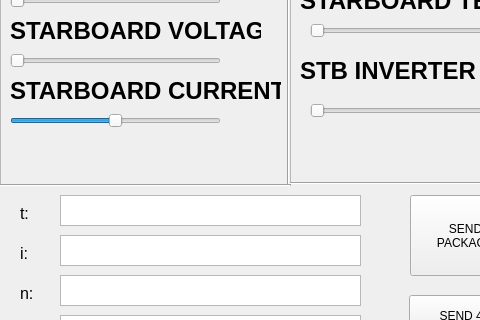
JakobGerjolj/Riverdi7TesterGUI, file mainwindow.ui: the form before one commit; both pictures show x 0 to 480 and y 375 to 695 of the 1200 by 1000 pixel window.
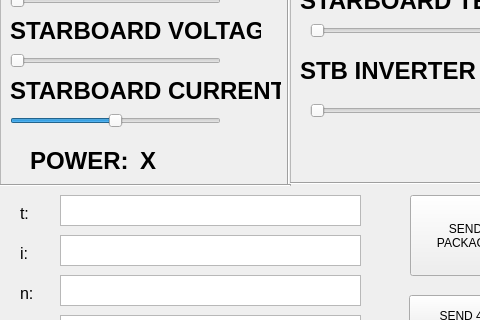
The form after the commit.

What changed in the file:
```diff
--- a/mainwindow.ui
+++ b/mainwindow.ui
@@ -400,6 +400,44 @@
       <string>X</string>
      </property>
     </widget>
+    <widget class="QLabel" name="label_52">
+     <property name="geometry">
+      <rect>
+       <x>30</x>
+       <y>520</y>
+       <width>101</width>
+       <height>31</height>
+      </rect>
+     </property>
+     <property name="font">
+      <font>
+       <pointsize>18</pointsize>
+       <bold>true</bold>
+      </font>
+     </property>
+     <property name="text">
+      <string>POWER: </string>
+     </property>
+    </widget>
+    <widget class="QLabel" name="calculatedPowerStb">
+     <property name="geometry">
+      <rect>
+       <x>140</x>
+       <y>520</y>
+       <width>91</width>
+       <height>31</height>
+      </rect>
+     </property>
+     <property name="font">
+      <font>
+       <pointsize>18</pointsize>
+       <bold>true</bold>
+      </font>
+     </property>
+     <property name="text">
+      <string>X</string>
+     </property>
+    </widget>
     <zorder>label_2</zorder>
     <zorder>rpmPortSlider</zorder>
     <zorder>label</zorder>
```
Left out of the diff: 2 changed lines with no effect on the pictures.
